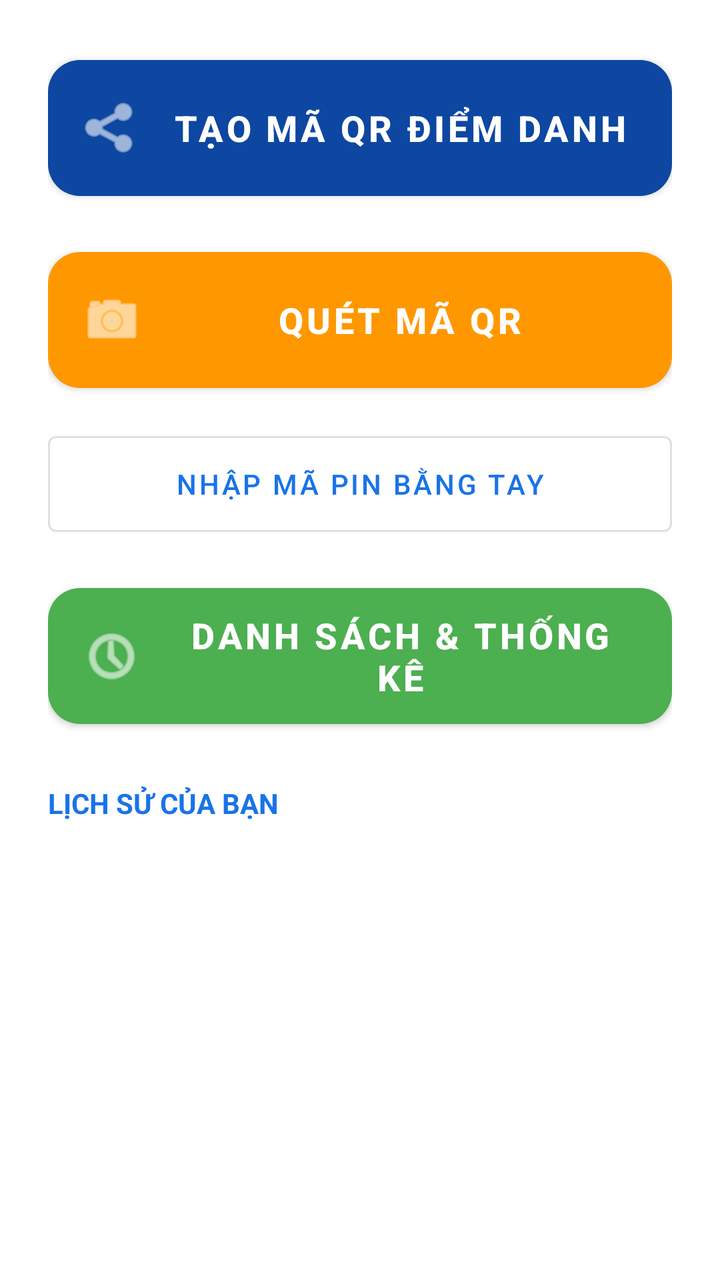
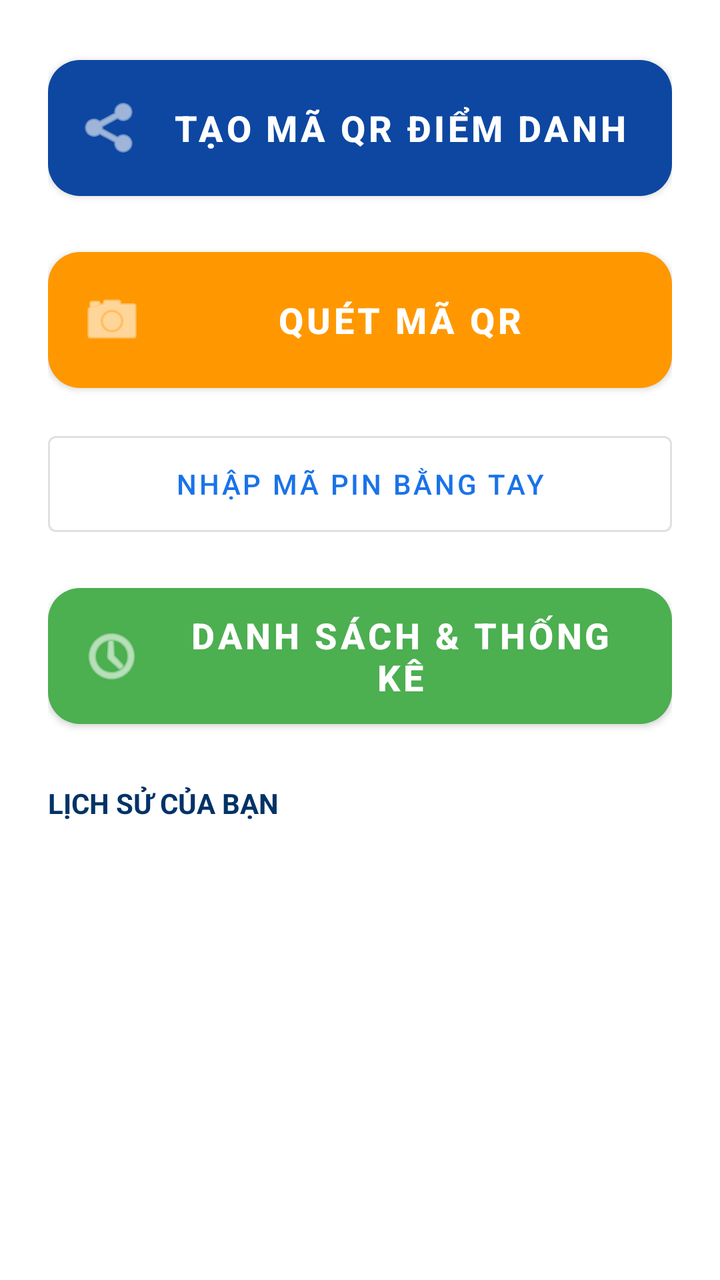

An Android layout rendered at two revisions. The XML below is the earlier revision; the diff shows what the commit changed to produce the second picture.
<!-- AndroidManifest.xml: application theme Theme.StudyGroupAPP -->
<!-- res/layout/fragment_attendance.xml -->
<?xml version="1.0" encoding="utf-8"?>
<LinearLayout xmlns:android="http://schemas.android.com/apk/res/android"
    xmlns:app="http://schemas.android.com/apk/res-auto"
    android:layout_width="match_parent"
    android:layout_height="match_parent"
    android:orientation="vertical"
    android:padding="24dp">

    <com.google.android.material.button.MaterialButton
        android:id="@+id/btnGenerateQR"
        android:layout_width="match_parent"
        android:layout_height="80dp"
        android:layout_marginBottom="16dp"
        android:text="TẠO MÃ QR ĐIỂM DANH"
        android:textSize="18sp"
        android:textStyle="bold"
        app:backgroundTint="@color/colorPrimaryDark"
        app:cornerRadius="16dp"
        app:icon="@android:drawable/ic_menu_share" />

    <com.google.android.material.button.MaterialButton
        android:id="@+id/btnScanQR"
        android:layout_width="match_parent"
        android:layout_height="80dp"
        android:text="QUÉT MÃ QR"
        android:textSize="18sp"
        android:textStyle="bold"
        app:backgroundTint="@color/colorAccent"
        app:cornerRadius="16dp"
        app:icon="@android:drawable/ic_menu_camera" />

    <com.google.android.material.button.MaterialButton
        android:id="@+id/btnEnterPin"
        style="@style/Widget.MaterialComponents.Button.OutlinedButton"
        android:layout_width="match_parent"
        android:layout_height="60dp"
        android:layout_marginTop="12dp"
        android:text="NHẬP MÃ PIN BẰNG TAY" />

    <com.google.android.material.button.MaterialButton
        android:id="@+id/btnViewAttendance"
        android:layout_width="match_parent"
        android:layout_height="80dp"
        android:layout_marginTop="16dp"
        android:text="DANH SÁCH &amp; THỐNG KÊ"
        android:textSize="18sp"
        android:textStyle="bold"
        app:backgroundTint="#4CAF50"
        app:cornerRadius="16dp"
        app:icon="@android:drawable/ic_menu_recent_history" />

    <TextView
        android:id="@+id/tvHistoryTitle"
        android:layout_width="wrap_content"
        android:layout_height="wrap_content"
        android:layout_marginTop="24dp"
        android:text="LỊCH SỬ CỦA BẠN"
        android:textColor="@color/colorPrimary"
        android:textStyle="bold" />

    <androidx.recyclerview.widget.RecyclerView
        android:id="@+id/rvAttendanceHistory"
        android:layout_width="match_parent"
        android:layout_height="match_parent"
        android:layout_marginTop="8dp" />

</LinearLayout>
<!-- resources referenced by this layout -->
<resources>
  <color name="colorAccent">#FF9800</color>
  <color name="colorPrimary">#1A73E8</color>
  <color name="colorPrimaryDark">#0D47A1</color>
  <style name="Theme.StudyGroupAPP" parent="Base.Theme.StudyGroupAPP" />
  <style name="Base.Theme.StudyGroupAPP" parent="Theme.MaterialComponents.Light.NoActionBar">
          <item name="colorPrimary">@color/colorPrimary</item>
          <item name="colorPrimaryVariant">@color/colorPrimaryDark</item>
          <item name="colorOnPrimary">@color/white</item>
          <item name="colorSecondary">@color/colorAccent</item>
      </style>
  <color name="white">#FFFFFF</color>
</resources>

<!-- the commit's change to res/layout/fragment_attendance.xml (unified diff, before → after) -->
@@ -53,15 +53,17 @@
         android:id="@+id/tvHistoryTitle"
         android:layout_width="wrap_content"
         android:layout_height="wrap_content"
+        android:text="LỊCH SỬ CỦA BẠN"
+        android:textColor="#003366"
+        android:textStyle="bold"
         android:layout_marginTop="24dp"
-        android:text="LỊCH SỬ CỦA BẠN"
-        android:textColor="@color/colorPrimary"
-        android:textStyle="bold" />
+        android:layout_marginBottom="8dp"/>
 
     <androidx.recyclerview.widget.RecyclerView
         android:id="@+id/rvAttendanceHistory"
         android:layout_width="match_parent"
         android:layout_height="match_parent"
-        android:layout_marginTop="8dp" />
+        android:clipToPadding="false"
+        android:paddingBottom="20dp"/>
 
 </LinearLayout>
